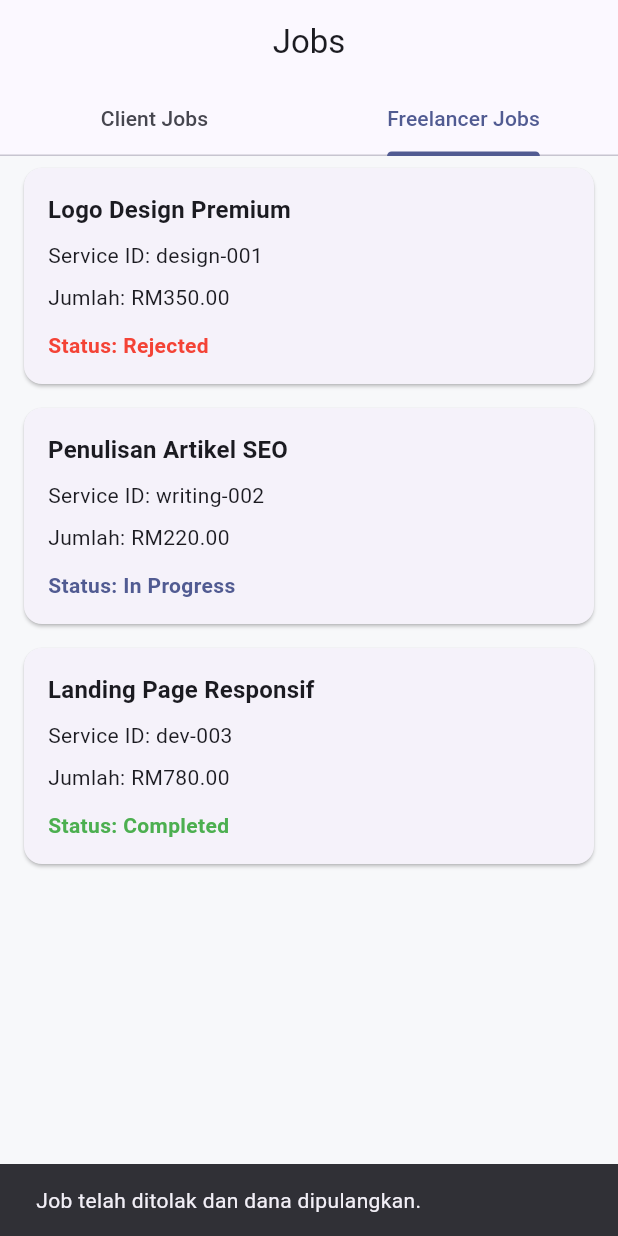
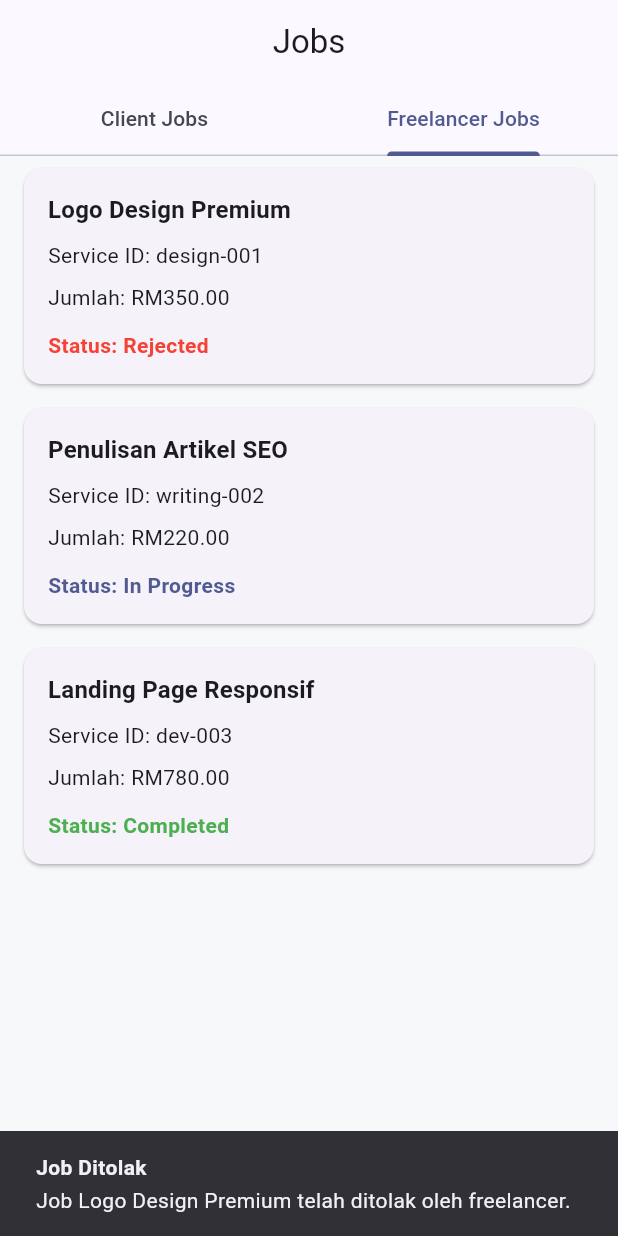
Before and after one commit to waniqbal01/freetask-app-3, a Flutter app: the JobListScreen screen opened by its route, tab 2 chosen, after a tap on "Reject", on a phone screen of 412 x 824 dp. Run offline on Flutter 3.47's test engine with Material 3 defaults, Android fonts, the phone set to English and light mode, and no system bars; our stand-ins replace dio, file_picker, flutter_riverpod, flutter_secure_storage, go_router; accounts and stored records are empty.

Commit message:
Add review flow and local notifications

```diff
--- a/freetask_app/lib/app.dart
+++ b/freetask_app/lib/app.dart
@@ -1,6 +1,7 @@
 import 'package:flutter/material.dart';
 
 import 'core/router.dart';
+import 'core/notifications/notification_service.dart';
 
 class App extends StatelessWidget {
   const App({super.key});
@@ -16,6 +17,7 @@ class App extends StatelessWidget {
         appBarTheme: const AppBarTheme(centerTitle: true),
       ),
       routerConfig: appRouter,
+      scaffoldMessengerKey: notificationService.messengerKey,
     );
   }
 }
--- /dev/null
+++ b/freetask_app/lib/core/notifications/notification_service.dart
@@ -0,0 +1,37 @@
+import 'package:flutter/material.dart';
+
+class NotificationService {
+  NotificationService();
+
+  final GlobalKey<ScaffoldMessengerState> _messengerKey =
+      GlobalKey<ScaffoldMessengerState>();
+
+  GlobalKey<ScaffoldMessengerState> get messengerKey => _messengerKey;
+
+  void pushLocal(String title, String body) {
+    final messengerState = _messengerKey.currentState;
+    if (messengerState != null) {
+      messengerState.showSnackBar(
+        SnackBar(
+          content: Column(
+            mainAxisSize: MainAxisSize.min,
+            crossAxisAlignment: CrossAxisAlignment.start,
+            children: <Widget>[
+              Text(
+                title,
+                style: const TextStyle(fontWeight: FontWeight.bold),
+              ),
+              const SizedBox(height: 2),
+              Text(body),
+            ],
+          ),
+          duration: const Duration(seconds: 3),
+        ),
+      );
+    } else {
+      debugPrint('[Notification] $title: $body');
+    }
+  }
+}
+
+final notificationService = NotificationService();
--- a/freetask_app/lib/features/jobs/job_list_screen.dart
+++ b/freetask_app/lib/features/jobs/job_list_screen.dart
@@ -2,6 +2,8 @@ import 'package:flutter/material.dart';
 
 import '../../models/job.dart';
 import '../payments/escrow_service.dart';
+import '../reviews/review_dialog.dart';
+import '../reviews/reviews_repository.dart';
 import 'jobs_repository.dart';
 
 class JobListScreen extends StatefulWidget {
@@ -61,6 +63,22 @@ class _JobListScreenState extends State<JobListScreen> {
     }
   }
 
+  Future<void> _openReviewDialog(Job job) async {
+    final submitted = await showDialog<bool>(
+      context: context,
+      builder: (BuildContext context) => ReviewDialog(
+        jobId: job.id,
+        serviceTitle: job.serviceTitle,
+      ),
+    );
+    if (submitted == true && mounted) {
+      setState(() {});
+      ScaffoldMessenger.of(context).showSnackBar(
+        const SnackBar(content: Text('Terima kasih atas review anda!')),
+      );
+    }
+  }
+
   String _statusLabel(JobStatus status) {
     switch (status) {
       case JobStatus.pending:
@@ -91,6 +109,7 @@ class _JobListScreenState extends State<JobListScreen> {
   Widget _buildJobCard(Job job, {required bool isClientView}) {
     final statusText = _statusLabel(job.status);
     final statusColor = _statusColor(job.status, context);
+    final alreadyReviewed = reviewsRepository.hasSubmittedReview(job.id);
     return Card(
       margin: const EdgeInsets.symmetric(horizontal: 16, vertical: 8),
       child: Padding(
@@ -182,6 +201,26 @@ class _JobListScreenState extends State<JobListScreen> {
                       ?.copyWith(color: Colors.orange.shade700),
                 ),
               ),
+            if (isClientView && job.status == JobStatus.completed)
+              Padding(
+                padding: const EdgeInsets.only(top: 12),
+                child: Align(
+                  alignment: Alignment.centerRight,
+                  child: alreadyReviewed
+                      ? Chip(
+                          avatar: const Icon(
+                            Icons.check_circle,
+                            color: Colors.green,
+                          ),
+                          label: const Text('Review dihantar'),
+                        )
+                      : TextButton.icon(
+                          onPressed: () => _openReviewDialog(job),
+                          icon: const Icon(Icons.rate_review_outlined),
+                          label: const Text('Tulis review'),
+                        ),
+                ),
+              ),
           ],
         ),
       ),
--- a/freetask_app/lib/features/jobs/jobs_repository.dart
+++ b/freetask_app/lib/features/jobs/jobs_repository.dart
@@ -1,6 +1,7 @@
 import 'dart:async';
 import 'dart:math';
 
+import '../../core/notifications/notification_service.dart';
 import '../../models/job.dart';
 import '../services/services_repository.dart';
 
@@ -72,6 +73,10 @@ class JobsRepository {
     }
 
     _jobs[index] = job.copyWith(status: JobStatus.inProgress);
+    notificationService.pushLocal(
+      'Job Diterima',
+      'Job ${job.serviceTitle} kini In Progress.',
+    );
     return true;
   }
 
@@ -88,6 +93,10 @@ class JobsRepository {
     }
 
     _jobs[index] = job.copyWith(status: JobStatus.rejected);
+    notificationService.pushLocal(
+      'Job Ditolak',
+      'Job ${job.serviceTitle} telah ditolak oleh freelancer.',
+    );
     return true;
   }
 
@@ -137,6 +146,14 @@ class JobsRepository {
           .toList(growable: false),
     );
   }
+
+  Job? getJobById(String jobId) {
+    try {
+      return _jobs.firstWhere((Job job) => job.id == jobId);
+    } on StateError {
+      return null;
+    }
+  }
 }
 
 final jobsRepository = JobsRepository();
--- a/freetask_app/lib/features/payments/escrow_service.dart
+++ b/freetask_app/lib/features/payments/escrow_service.dart
@@ -1,4 +1,6 @@
 import 'dart:async';
+
+import '../../core/notifications/notification_service.dart';
 
 enum EscrowStatus { held, released, refunded }
 
@@ -51,6 +53,10 @@ class EscrowService {
       status: EscrowStatus.released,
       updatedAt: DateTime.now(),
     );
+    notificationService.pushLocal(
+      'Pembayaran Dilepaskan',
+      'Dana untuk job $jobId telah dilepaskan.',
+    );
   }
 
   Future<void> refund(String jobId) async {
--- /dev/null
+++ b/freetask_app/lib/features/reviews/reviews_repository.dart
@@ -0,0 +1,67 @@
+import 'dart:async';
+
+import '../jobs/jobs_repository.dart';
+
+class Review {
+  Review({
+    required this.jobId,
+    required this.serviceId,
+    required this.rating,
+    required this.comment,
+    required this.createdAt,
+  });
+
+  final String jobId;
+  final String serviceId;
+  final int rating;
+  final String comment;
+  final DateTime createdAt;
+}
+
+class ReviewsRepository {
+  ReviewsRepository();
+
+  final Map<String, List<Review>> _reviewsByServiceId =
+      <String, List<Review>>{};
+  final Set<String> _submittedJobIds = <String>{};
+
+  Future<bool> submit(String jobId, int rating, String comment) async {
+    await Future<void>.delayed(const Duration(milliseconds: 200));
+    final job = jobsRepository.getJobById(jobId);
+    if (job == null) {
+      return false;
+    }
+
+    final normalizedRating = rating.clamp(1, 5);
+    final sanitizedComment = comment.trim();
+
+    final review = Review(
+      jobId: jobId,
+      serviceId: job.serviceId,
+      rating: normalizedRating,
+      comment: sanitizedComment,
+      createdAt: DateTime.now(),
+    );
+
+    final reviews =
+        _reviewsByServiceId.putIfAbsent(job.serviceId, () => <Review>[]);
+    reviews.removeWhere((Review existing) => existing.jobId == jobId);
+    reviews.add(review);
+    _submittedJobIds.add(jobId);
+    return true;
+  }
+
+  List<Review> getReviewsForService(String serviceId) {
+    final reviews = _reviewsByServiceId[serviceId];
+    if (reviews == null) {
+      return const <Review>[];
+    }
+    final sorted = List<Review>.from(reviews)
+      ..sort((Review a, Review b) => b.createdAt.compareTo(a.createdAt));
+    return List<Review>.unmodifiable(sorted);
+  }
+
+  bool hasSubmittedReview(String jobId) => _submittedJobIds.contains(jobId);
+}
+
+final reviewsRepository = ReviewsRepository();
```
Also changed, not shown: freetask_app/lib/features/chat/chat_repository.dart (+15 -0 lines), freetask_app/lib/features/reviews/review_dialog.dart (added, +115 -0 lines).
